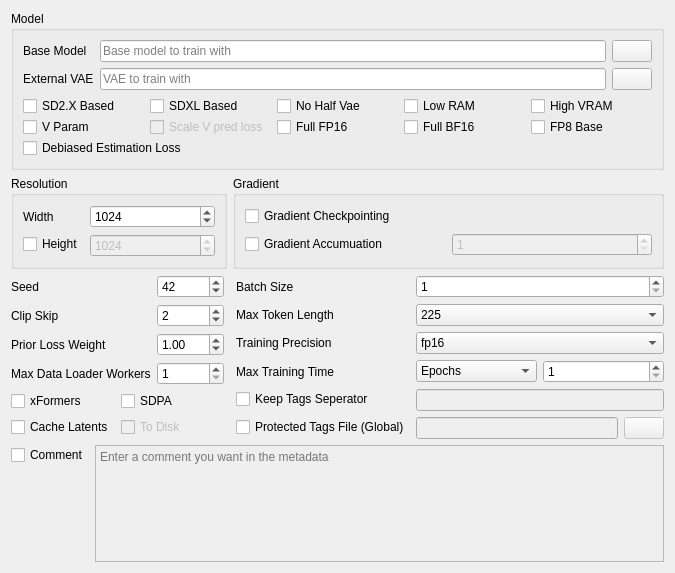
Before: the Qt Designer form ui_files/BaseUI.ui in 67372a/LoRA_Easy_Training_Scripts, drawn with Qt 5.
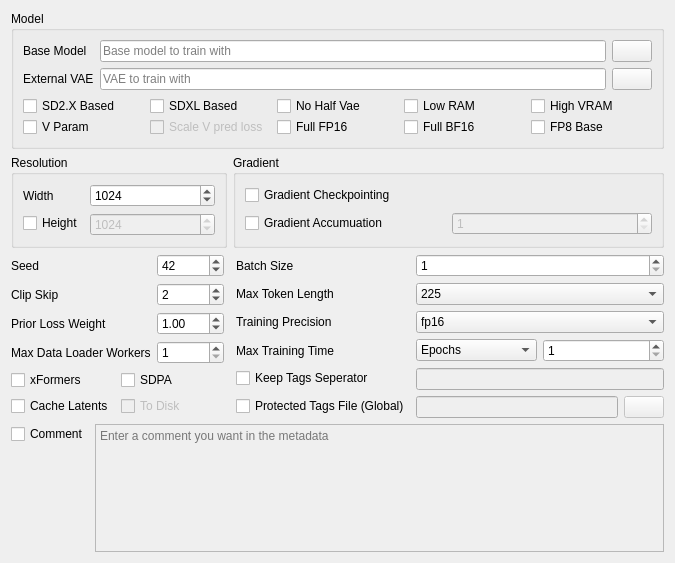
After: the same form once the commit is applied. Custom widgets are drawn as their Qt base class.

Commit message: refactor: move debiased estim. loss from BaseUI/GeneralUI to ExperimentalArgsUI misc section

The edit to the form file:
```diff
--- a/ui_files/BaseUI.ui
+++ b/ui_files/BaseUI.ui
@@ -7,7 +7,7 @@
     <x>0</x>
     <y>0</y>
     <width>675</width>
-    <height>573</height>
+    <height>563</height>
    </rect>
   </property>
   <property name="windowTitle">
@@ -705,22 +705,6 @@
           </property>
          </widget>
         </item>
-        <item row="3" column="0" colspan="2">
-         <widget class="QCheckBox" name="debiased_estimation_loss_enable">
-          <property name="sizePolicy">
-           <sizepolicy hsizetype="Preferred" vsizetype="Fixed">
-            <horstretch>0</horstretch>
-            <verstretch>0</verstretch>
-           </sizepolicy>
-          </property>
-          <property name="toolTip">
-           <string/>
-          </property>
-          <property name="text">
-           <string>Debiased Estimation Loss</string>
-          </property>
-         </widget>
-        </item>
         <item row="1" column="2" rowspan="2">
          <widget class="QCheckBox" name="FP16_enable">
           <property name="toolTip">
```
Left out of the diff: 68 changed lines with no effect on the pictures. The commit also changes 5 other files.
